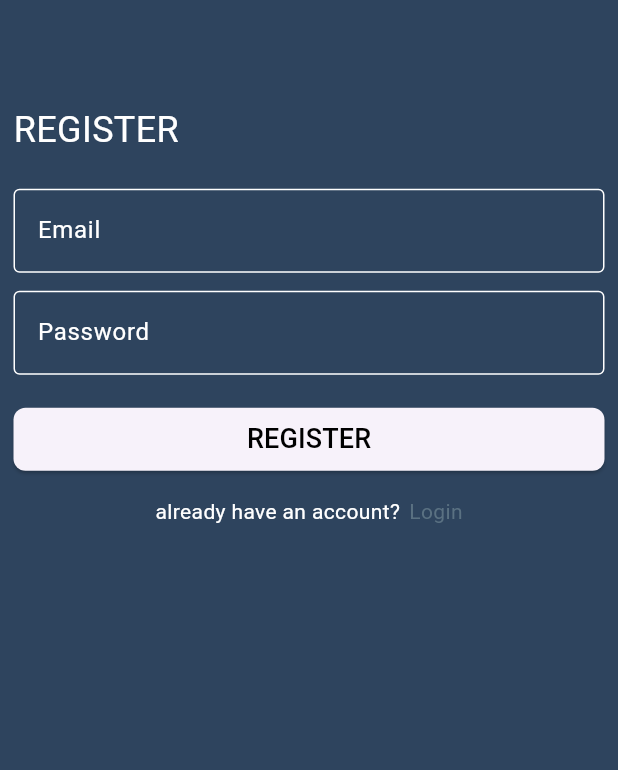
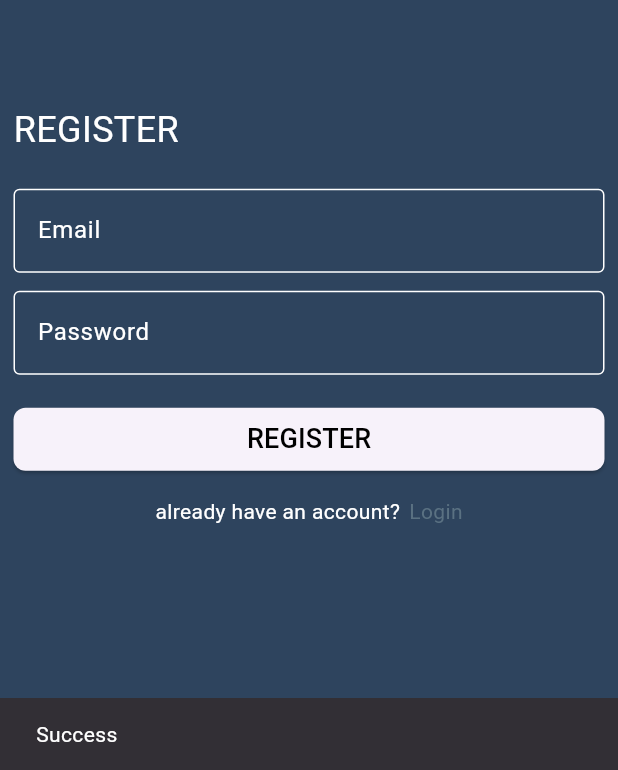
Before and after one commit to m7mdragab74/chat-app, a Flutter app: the SignUpScreen screen opened by its route, after a tap on "REGISTER", on a phone screen of 412 x 824 dp, the part 466-1236 px from its top. Run offline on Flutter 3.47's test engine with Material 3 defaults, Android fonts, the phone set to English and light mode, and no system bars; our stand-ins replace firebase_auth, firebase_core; accounts and stored records are empty.

```diff
--- a/lib/views/sign_up_screen.dart
+++ b/lib/views/sign_up_screen.dart
@@ -57,10 +57,19 @@ class SignUpScreen extends StatelessWidget {
               textColor: Colors.black,
               height: 42,
               onTap: () async {
-                var auth = FirebaseAuth.instance;
-                UserCredential user = await auth.createUserWithEmailAndPassword(
-                    email: email!, password: password!);
-                print(user.user!.displayName);
+                try {
+                  await registerUser();
+                } on FirebaseAuthException catch (e) {
+                  if (e.code == 'weak-password') {
+                    showSnackBar(context, 'The password provide is too week');
+                  } else if (e.code == 'email-already-in-use') {
+                    showSnackBar(
+                        context, 'The account  already exists for that email');
+                  }
+                } catch (e) {
+                  print(e);
+                }
+                showSnackBar(context, 'Success');
               },
             ),
             const SizedBox(
@@ -96,4 +105,22 @@ class SignUpScreen extends StatelessWidget {
       ),
     );
   }
+
+  void showSnackBar(BuildContext context, String message) {
+    ScaffoldMessenger.of(context).showSnackBar(
+      SnackBar(
+        content: Text(
+          message,
+          style: TextStyle(
+            color: Colors.white,
+          ),
+        ),
+      ),
+    );
+  }
+
+  Future<void> registerUser() async {
+    UserCredential user = await FirebaseAuth.instance
+        .createUserWithEmailAndPassword(email: email!, password: password!);
+  }
 }
```
